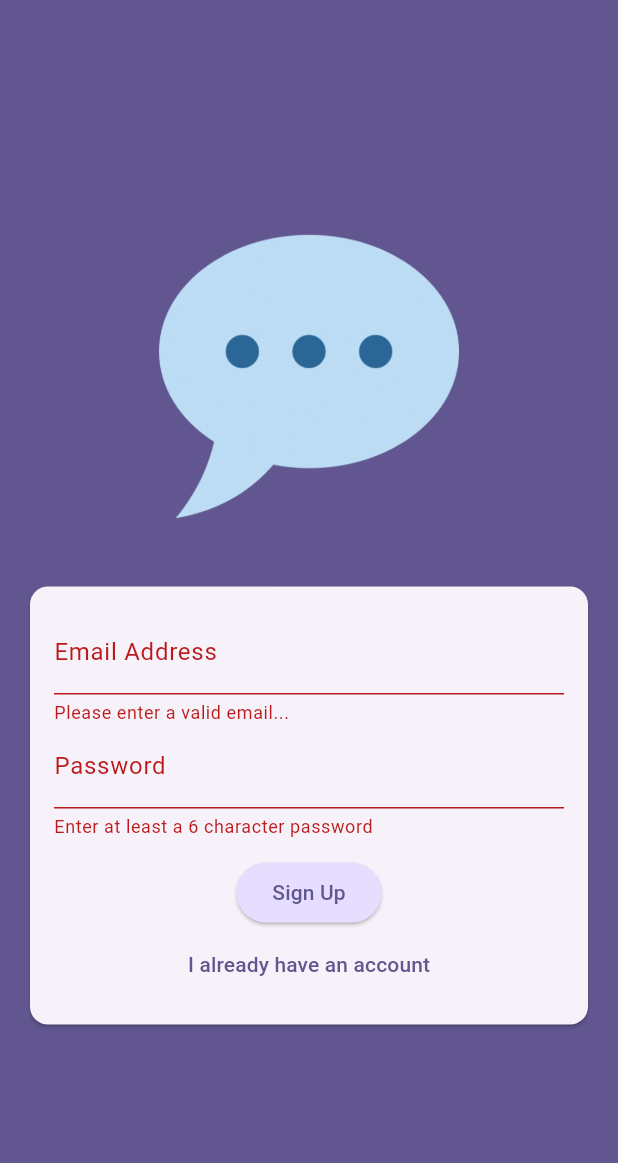
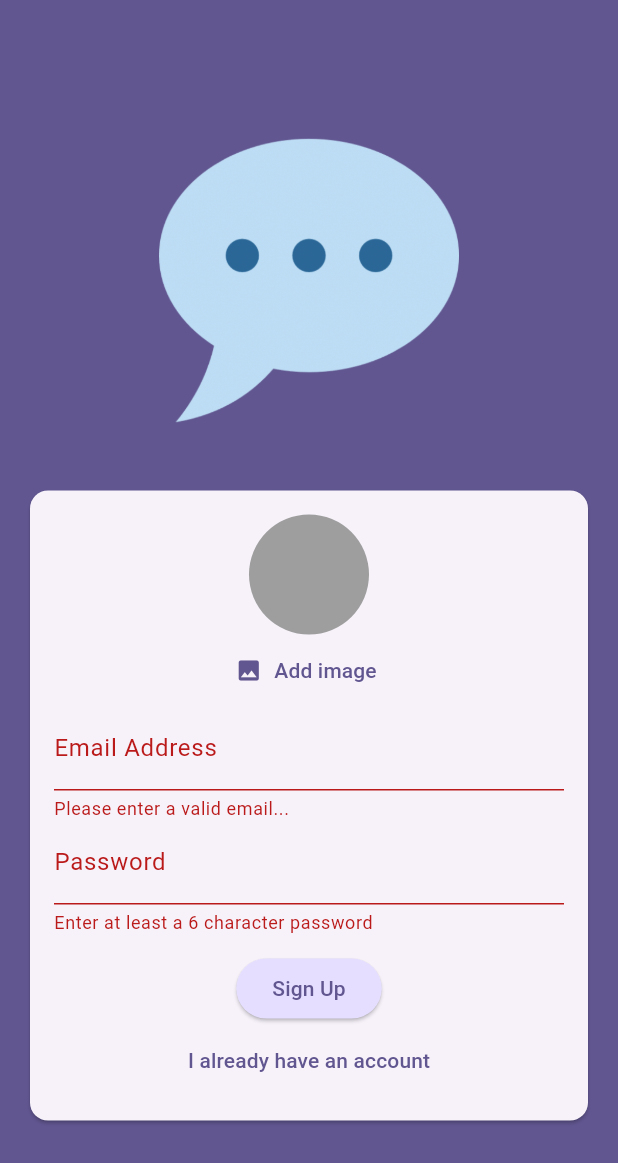
Before and after one commit to ThawedBuffalo/fdgc_14_chatapp, a Flutter app: the screen it shows after launch, after a tap on "Log In", after a tap on "Create an account", on a phone screen of 412 x 824 dp. Shown: the top 1163 px of the screen. Run offline on Flutter 3.47's test engine with Material 3 defaults, Android fonts, the light colour scheme and no system bars; our stand-ins replace cloud_firestore, firebase_auth, firebase_core, firebase_storage, image_picker; accounts and stored records are empty.

Commit message:
chapter 13, section 20

```diff
--- a/lib/screens/auth.dart
+++ b/lib/screens/auth.dart
@@ -1,4 +1,9 @@
+import 'dart:io';
+
+import 'package:cloud_firestore/cloud_firestore.dart';
+import 'package:fgdc_14_chatapp/widgets/user_image_picker.dart';
 import 'package:firebase_auth/firebase_auth.dart';
+import 'package:firebase_storage/firebase_storage.dart';
 import 'package:flutter/material.dart';
 
 final _firebase = FirebaseAuth.instance;
@@ -15,25 +20,45 @@ class _AuthScreenState extends State<AuthScreen> {
   var _enteredEmail = '';
   var _enteredPassword = '';
   var _isLoggedIn = true;
+  var _isAuthenticating = false;
+  File? _selectedImage;
 
   void _submit() async {
     final isValid = _formKey.currentState!.validate();
 
-    if (!isValid) {
+    if (!isValid || !_isLoggedIn && _selectedImage == null) {
       return;
     }
+
     _formKey.currentState!.save();
+
     try {
+      setState(() {
+        _isAuthenticating = true;
+      });
       if (_isLoggedIn) {
         final authCred = await _firebase.signInWithEmailAndPassword(
             email: _enteredEmail,
             password: _enteredPassword);
-        print('Auth creds->$authCred<-');
       } else {
         final userCreds = await _firebase.createUserWithEmailAndPassword(
             email: _enteredEmail,
             password: _enteredPassword);
+
+        // TODO- figure out why upload not working
+        // final storageRef = FirebaseStorage.instance.ref()
+        //     .child('user_images')
+        //     .child('${userCreds.user!.uid}.jpg');
+        //
+        // await storageRef.putFile(_selectedImage!);
+        // final imageUrl = await storageRef.getDownloadURL();
+
+        await FirebaseFirestore.instance.collection('users').doc(userCreds.user!.uid).set({
+          'username': 'tbd',
+          'email': _enteredEmail,
+        });
         print('User creds->$userCreds<-');
+        // print('User image->$imageUrl<-');
       }
     } on FirebaseAuthException catch (error) {
       ScaffoldMessenger.of(context).clearSnackBars();
@@ -67,6 +92,9 @@ class _AuthScreenState extends State<AuthScreen> {
                         child: Column(
                           mainAxisSize: MainAxisSize.min,
                           children: [
+                            if (!_isLoggedIn) UserImagePicker(onPickedImage: (pickImage) {
+                              _selectedImage = pickImage;
+                            },),
                             TextFormField(
                               decoration: const InputDecoration(
                                 labelText: 'Email Address',
--- /dev/null
+++ b/lib/widgets/user_image_picker.dart
@@ -0,0 +1,53 @@
+import 'dart:io';
+
+import 'package:flutter/material.dart';
+import 'package:image_picker/image_picker.dart';
+
+class UserImagePicker extends StatefulWidget {
+  const UserImagePicker({super.key, required this.onPickedImage});
+
+  final void Function(File pickedImage) onPickedImage;
+
+  @override
+  State<UserImagePicker> createState() => _UserImagePickerState();
+}
+
+class _UserImagePickerState extends State<UserImagePicker> {
+  File? _pickedImage;
+
+  void _pickImage() async {
+    final pickedImage = await ImagePicker().pickImage(
+      source: ImageSource.camera,
+      imageQuality: 50,
+      maxWidth: 150,);
+
+    if (pickedImage == null ) {
+      return;
+    }
+
+    setState(() {
+      _pickedImage = File(pickedImage.path);
+    });
+
+    widget.onPickedImage(_pickedImage!);
+
+  }
+
+  @override
+  Widget build(BuildContext context) {
+    return Column(
+      children: [
+        CircleAvatar(radius: 40,
+        backgroundColor: Colors.grey,
+        foregroundImage: _pickedImage != null ? FileImage(_pickedImage!) : null ,),
+        TextButton.icon(
+          onPressed: _pickImage,
+          icon: const Icon(Icons.image),
+          label: Text('Add image', style: TextStyle(
+            color: Theme.of(context).colorScheme.primary,
+          ),),
+        )
+      ],
+    );
+  }
+}
--- a/pubspec.yaml
+++ b/pubspec.yaml
@@ -39,6 +39,7 @@ dependencies:
   firebase_auth: ^5.3.2
   firebase_storage: ^12.3.5
   image_picker: ^1.1.2
+  cloud_firestore: ^5.4.5
 
 dev_dependencies:
   flutter_test:
```
Also changed, not shown: pubspec.lock, 3 other files.
